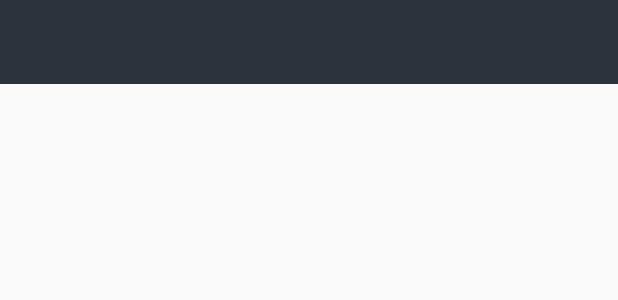
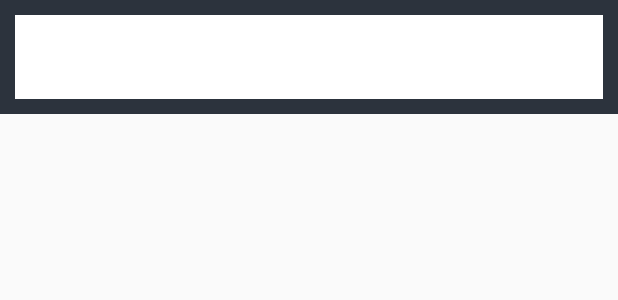
Before and after one commit to apersiankite/faltu, an Android app: the layout layout_toolbar.xml on its own in the app's theme, with its tools: preview values and no code run, on a phone screen of 412 x 824 dp. Shown: the top 300 px of the screen. Run offline under Robolectric (Android 15) with nearby library versions, the phone set to English and light mode, and no system bars.

Commit message:
Modified Toolbat in accordance with ZoomNow/Later screen

```diff
--- a/Faltu/app/build.gradle
+++ b/Faltu/app/build.gradle
@@ -24,5 +24,5 @@ dependencies {
     compile 'com.android.support:appcompat-v7:23.0.0'
     compile project(':volley')
     compile 'com.facebook.android:facebook-android-sdk:4.0.0'
-    compile 'com.android.support:design:22.2.0'
+    compile 'com.android.support:design:22.2.1'
 }
--- a/Faltu/app/src/main/res/layout/layout_toolbar.xml
+++ b/Faltu/app/src/main/res/layout/layout_toolbar.xml
@@ -1,12 +1,18 @@
 <?xml version="1.0" encoding="utf-8"?>
-<android.support.v7.widget.Toolbar xmlns:android="http://schemas.android.com/apk/res/android"
+<LinearLayout xmlns:android="http://schemas.android.com/apk/res/android"
     xmlns:app="http://schemas.android.com/apk/res-auto"
-    android:id="@+id/toolbar"
     android:layout_width="match_parent"
     android:layout_height="wrap_content"
-    android:background="?attr/colorPrimary"
-    android:minHeight="?attr/actionBarSize"
-    app:popupTheme="@style/ThemeOverlay.AppCompat.Light"
-    app:theme="@style/ThemeOverlay.AppCompat.Dark.ActionBar">
+    android:background="@color/zoom_primary_color"
+    android:orientation="vertical">
 
-</android.support.v7.widget.Toolbar>
+    <android.support.v7.widget.Toolbar
+        android:id="@+id/toolbar"
+        android:layout_width="match_parent"
+        android:layout_height="wrap_content"
+        android:layout_margin="10dp"
+        android:background="@color/white"
+        android:minHeight="?attr/actionBarSize"
+        app:popupTheme="@style/ThemeOverlay.AppCompat.Dark"
+        app:theme="@style/AppTheme.Toolbar" />
+</LinearLayout>
--- a/Faltu/app/src/main/res/values/strings.xml
+++ b/Faltu/app/src/main/res/values/strings.xml
@@ -3,6 +3,7 @@
 
     <string name="hello_world">Hello world!</string>
     <string name="action_settings">Settings</string>
+    <string name="action_search">Search</string>
     <string name="open">Open</string>
     <string name="close">Close</string>
 </resources>
--- a/Faltu/app/src/main/res/values/styles.xml
+++ b/Faltu/app/src/main/res/values/styles.xml
@@ -7,4 +7,13 @@
         <item name="colorPrimaryDark">@color/zoom_primary_color</item>
     </style>
 
+    <style name="AppTheme.Toolbar" parent="ThemeOverlay.AppCompat.ActionBar">
+        <item name="divider">@color/zoom_primary_color</item>
+        <item name="showDividers">beginning</item>
+
+    </style>
+
+    <style name="ActionBarTheme" parent="Widget.AppCompat.Toolbar">
+
+    </style>
 </resources>
```
Also changed, not shown: Faltu/app/src/main/java/com/zoomcar/prateek/faltu/activities/NavingationActivity.java (+23 -2 lines), Faltu/app/src/main/res/menu/menu_activity_navigation.xml (added, +12 -0 lines), Faltu/app/src/main/res/drawable-xhdpi/navbar_filter.png (added), Faltu/app/src/main/res/drawable/navbar_filter.png (added), 1 other file.
